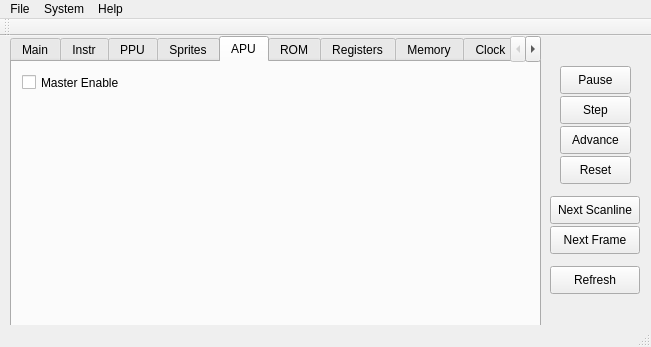
First picture: the form in qtfiles/mainwindow.ui, repository cthornsb/OtterGB, before the edit.
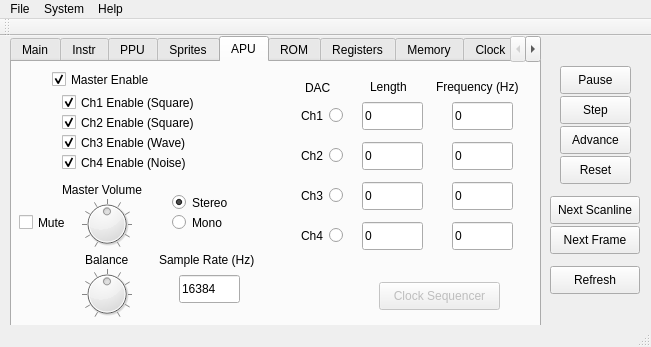
Second picture: the form after the edit. The open tabs and pages were chosen to show the change.

```diff
--- a/qtfiles/mainwindow.ui
+++ b/qtfiles/mainwindow.ui
@@ -1930,14 +1930,469 @@
      <widget class="QCheckBox" name="checkBox_SoundEnabled">
       <property name="geometry">
        <rect>
-        <x>10</x>
-        <y>10</y>
+        <x>40</x>
+        <y>7</y>
         <width>111</width>
         <height>21</height>
        </rect>
       </property>
       <property name="text">
        <string>Master Enable</string>
+      </property>
+      <property name="checked">
+       <bool>true</bool>
+      </property>
+     </widget>
+     <widget class="QCheckBox" name="checkBox_APU_Ch1Enable">
+      <property name="geometry">
+       <rect>
+        <x>50</x>
+        <y>30</y>
+        <width>151</width>
+        <height>21</height>
+       </rect>
+      </property>
+      <property name="text">
+       <string>Ch1 Enable (Square)</string>
+      </property>
+      <property name="checked">
+       <bool>true</bool>
+      </property>
+     </widget>
+     <widget class="QCheckBox" name="checkBox_APU_Ch2Enable">
+      <property name="geometry">
+       <rect>
+        <x>50</x>
+        <y>50</y>
+        <width>151</width>
+        <height>21</height>
+       </rect>
+      </property>
+      <property name="text">
+       <string>Ch2 Enable (Square)</string>
+      </property>
+      <property name="checked">
+       <bool>true</bool>
+      </property>
+     </widget>
+     <widget class="QCheckBox" name="checkBox_APU_Ch3Enable">
+      <property name="geometry">
+       <rect>
+        <x>50</x>
+        <y>70</y>
+        <width>161</width>
+        <height>21</height>
+       </rect>
+      </property>
+      <property name="text">
+       <string>Ch3 Enable (Wave)</string>
+      </property>
+      <property name="checked">
+       <bool>true</bool>
+      </property>
+     </widget>
+     <widget class="QCheckBox" name="checkBox_APU_Ch4Enable">
+      <property name="geometry">
+       <rect>
+        <x>50</x>
+        <y>90</y>
+        <width>141</width>
+        <height>21</height>
+       </rect>
+      </property>
+      <property name="text">
+       <string>Ch4 Enable (Noise)</string>
+      </property>
+      <property name="checked">
+       <bool>true</bool>
+      </property>
+     </widget>
+     <widget class="QDial" name="dial_APU_MasterVolume">
+      <property name="geometry">
+       <rect>
+        <x>70</x>
+        <y>130</y>
+        <width>50</width>
+        <height>64</height>
+       </rect>
+      </property>
+      <property name="maximum">
+       <number>100</number>
+      </property>
+      <property name="value">
+       <number>50</number>
+      </property>
+      <property name="wrapping">
+       <bool>false</bool>
+      </property>
+      <property name="notchTarget">
+       <double>10.000000000000000</double>
+      </property>
+      <property name="notchesVisible">
+       <bool>true</bool>
+      </property>
+     </widget>
+     <widget class="QLabel" name="label_9">
+      <property name="geometry">
+       <rect>
+        <x>50</x>
+        <y>120</y>
+        <width>101</width>
+        <height>16</height>
+       </rect>
+      </property>
+      <property name="text">
+       <string>Master Volume</string>
+      </property>
+     </widget>
+     <widget class="QDial" name="dial_APU_AudioBalance">
+      <property name="geometry">
+       <rect>
+        <x>70</x>
+        <y>200</y>
+        <width>50</width>
+        <height>64</height>
+       </rect>
+      </property>
+      <property name="minimum">
+       <number>-100</number>
+      </property>
+      <property name="maximum">
+       <number>100</number>
+      </property>
+      <property name="notchTarget">
+       <double>20.000000000000000</double>
+      </property>
+      <property name="notchesVisible">
+       <bool>true</bool>
+      </property>
+     </widget>
+     <widget class="QLabel" name="label_13">
+      <property name="geometry">
+       <rect>
+        <x>73</x>
+        <y>190</y>
+        <width>51</width>
+        <height>16</height>
+       </rect>
+      </property>
+      <property name="text">
+       <string>Balance</string>
+      </property>
+     </widget>
+     <widget class="QRadioButton" name="radioButton_APU_Stereo">
+      <property name="geometry">
+       <rect>
+        <x>160</x>
+        <y>130</y>
+        <width>71</width>
+        <height>21</height>
+       </rect>
+      </property>
+      <property name="text">
+       <string>Stereo</string>
+      </property>
+      <property name="checked">
+       <bool>true</bool>
+      </property>
+     </widget>
+     <widget class="QRadioButton" name="radioButton_APU_Mono">
+      <property name="geometry">
+       <rect>
+        <x>160</x>
+        <y>150</y>
+        <width>71</width>
+        <height>21</height>
+       </rect>
+      </property>
+      <property name="text">
+       <string>Mono</string>
+      </property>
+     </widget>
+     <widget class="QLineEdit" name="lineEdit_APU_SampleRate">
+      <property name="geometry">
+       <rect>
+        <x>167</x>
+        <y>213</y>
+        <width>61</width>
+        <height>28</height>
+       </rect>
+      </property>
+      <property name="text">
+       <string>16384</string>
+      </property>
+     </widget>
+     <widget class="QLabel" name="label_14">
+      <property name="geometry">
+       <rect>
+        <x>147</x>
+        <y>190</y>
+        <width>111</width>
+        <height>16</height>
+       </rect>
+      </property>
+      <property name="text">
+       <string>Sample Rate (Hz)</string>
+      </property>
+     </widget>
+     <widget class="QLineEdit" name="lineEdit_APU_Ch1Length">
+      <property name="geometry">
+       <rect>
+        <x>350</x>
+        <y>40</y>
+        <width>61</width>
+        <height>28</height>
+       </rect>
+      </property>
+      <property name="text">
+       <string>0</string>
+      </property>
+     </widget>
+     <widget class="QLineEdit" name="lineEdit_APU_Ch2Length">
+      <property name="geometry">
+       <rect>
+        <x>350</x>
+        <y>80</y>
+        <width>61</width>
+        <height>28</height>
+       </rect>
+      </property>
+      <property name="text">
+       <string>0</string>
+      </property>
+     </widget>
+     <widget class="QLineEdit" name="lineEdit_APU_Ch3Length">
+      <property name="geometry">
+       <rect>
+        <x>350</x>
+        <y>120</y>
+        <width>61</width>
+        <height>28</height>
+       </rect>
+      </property>
+      <property name="text">
+       <string>0</string>
+      </property>
+     </widget>
+     <widget class="QLineEdit" name="lineEdit_APU_Ch4Length">
+      <property name="geometry">
+       <rect>
+        <x>350</x>
+        <y>160</y>
+        <width>61</width>
+        <height>28</height>
+       </rect>
+      </property>
+      <property name="text">
+       <string>0</string>
+      </property>
+     </widget>
+     <widget class="QLineEdit" name="lineEdit_APU_Ch4Frequency">
+      <property name="geometry">
+       <rect>
+        <x>440</x>
+        <y>160</y>
+        <width>61</width>
+        <height>28</height>
+       </rect>
+      </property>
+      <property name="text">
+       <string>0</string>
+      </property>
+     </widget>
+     <widget class="QLineEdit" name="lineEdit_APU_Ch2Frequency">
+      <property name="geometry">
+       <rect>
+        <x>440</x>
+        <y>80</y>
+        <width>61</width>
+        <height>28</height>
+       </rect>
+      </property>
+      <property name="text">
+       <string>0</string>
+      </property>
+     </widget>
+     <widget class="QLineEdit" name="lineEdit_APU_Ch1Frequency">
+      <property name="geometry">
+       <rect>
+        <x>440</x>
+        <y>40</y>
+        <width>61</width>
+        <height>28</height>
+       </rect>
+      </property>
+      <property name="text">
+       <string>0</string>
+      </property>
+     </widget>
+     <widget class="QLineEdit" name="lineEdit_APU_Ch3Frequency">
+      <property name="geometry">
+       <rect>
+        <x>440</x>
+        <y>120</y>
+        <width>61</width>
+        <height>28</height>
+       </rect>
+      </property>
+      <property name="text">
+       <string>0</string>
+      </property>
+     </widget>
+     <widget class="QLabel" name="label_15">
+      <property name="geometry">
+       <rect>
+        <x>358</x>
+        <y>17</y>
+        <width>58</width>
+        <height>16</height>
+       </rect>
+      </property>
+      <property name="text">
+       <string>Length</string>
+      </property>
+     </widget>
+     <widget class="QLabel" name="label_16">
+      <property name="geometry">
+       <rect>
+        <x>424</x>
+        <y>17</y>
+        <width>91</width>
+        <height>16</height>
+       </rect>
+      </property>
+      <property name="text">
+       <string>Frequency (Hz)</string>
+      </property>
+     </widget>
+     <widget class="QLabel" name="label_85">
+      <property name="geometry">
+       <rect>
+        <x>293</x>
+        <y>18</y>
+        <width>31</width>
+        <height>16</height>
+       </rect>
+      </property>
+      <property name="text">
+       <string>DAC</string>
+      </property>
+     </widget>
+     <widget class="QRadioButton" name="radioButton_APU_Ch1">
+      <property name="geometry">
+       <rect>
+        <x>260</x>
+        <y>43</y>
+        <width>71</width>
+        <height>21</height>
+       </rect>
+      </property>
+      <property name="layoutDirection">
+       <enum>Qt::RightToLeft</enum>
+      </property>
+      <property name="text">
+       <string>Ch1</string>
+      </property>
+      <property name="checked">
+       <bool>false</bool>
+      </property>
+      <property name="autoExclusive">
+       <bool>false</bool>
+      </property>
+     </widget>
+     <widget class="QRadioButton" name="radioButton_APU_Ch2">
+      <property name="geometry">
+       <rect>
+        <x>260</x>
+        <y>83</y>
+        <width>71</width>
+        <height>21</height>
+       </rect>
+      </property>
+      <property name="layoutDirection">
+       <enum>Qt::RightToLeft</enum>
+      </property>
+      <property name="text">
+       <string>Ch2</string>
+      </property>
+      <property name="checked">
+       <bool>false</bool>
+      </property>
+      <property name="autoExclusive">
+       <bool>false</bool>
+      </property>
+     </widget>
+     <widget class="QRadioButton" name="radioButton_APU_Ch3">
+      <property name="geometry">
+       <rect>
+        <x>260</x>
+        <y>123</y>
+        <width>71</width>
+        <height>21</height>
+       </rect>
+      </property>
+      <property name="layoutDirection">
+       <enum>Qt::RightToLeft</enum>
+      </property>
+      <property name="text">
+       <string>Ch3</string>
+      </property>
+      <property name="checked">
+       <bool>false</bool>
+      </property>
+      <property name="autoExclusive">
+       <bool>false</bool>
+      </property>
+     </widget>
+     <widget class="QRadioButton" name="radioButton_APU_Ch4">
+      <property name="geometry">
+       <rect>
+        <x>260</x>
+        <y>163</y>
+        <width>71</width>
+        <height>21</height>
+       </rect>
+      </property>
+      <property name="layoutDirection">
+       <enum>Qt::RightToLeft</enum>
+      </property>
+      <property name="text">
+       <string>Ch4</string>
+      </property>
+      <property name="checked">
+       <bool>false</bool>
+      </property>
+      <property name="autoExclusive">
+       <bool>false</bool>
+      </property>
+     </widget>
+     <widget class="QPushButton" name="pushButton_APU_ClockSequencer">
+      <property name="enabled">
+       <bool>false</bool>
+      </property>
+      <property name="geometry">
+       <rect>
+        <x>367</x>
+        <y>220</y>
+        <width>121</width>
+        <height>28</height>
+       </rect>
+      </property>
+      <property name="text">
+       <string>Clock Sequencer</string>
+      </property>
+     </widget>
+     <widget class="QCheckBox" name="checkBox_APU_Mute">
+      <property name="geometry">
+       <rect>
+        <x>7</x>
+        <y>150</y>
+        <width>61</width>
+        <height>21</height>
+       </rect>
+      </property>
+      <property name="text">
+       <string>Mute</string>
       </property>
      </widget>
     </widget>
```
Left out of the diff: 4 changed lines with no effect on the pictures.
